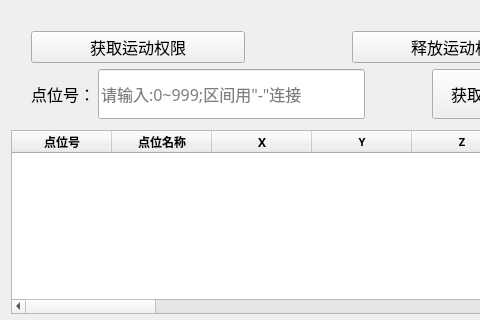
Old version of the form pointinfo.ui in the repository duanyifei777/TCPClint; both pictures show x 0 to 480 and y 0 to 320 of the 597 by 627 pixel window.
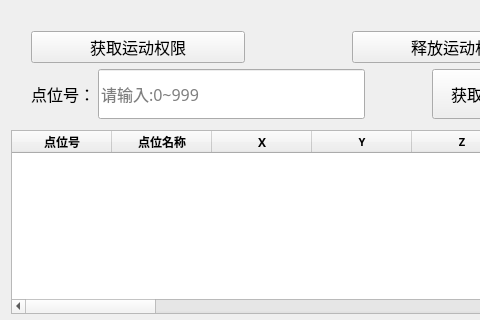
New version of the form.

Patch:
```diff
--- a/pointinfo.ui
+++ b/pointinfo.ui
@@ -138,7 +138,7 @@
         </font>
        </property>
        <property name="placeholderText">
-        <string>请输入:0~999;区间用&quot;-&quot;连接</string>
+        <string>请输入:0~999</string>
        </property>
       </widget>
      </item>
```
